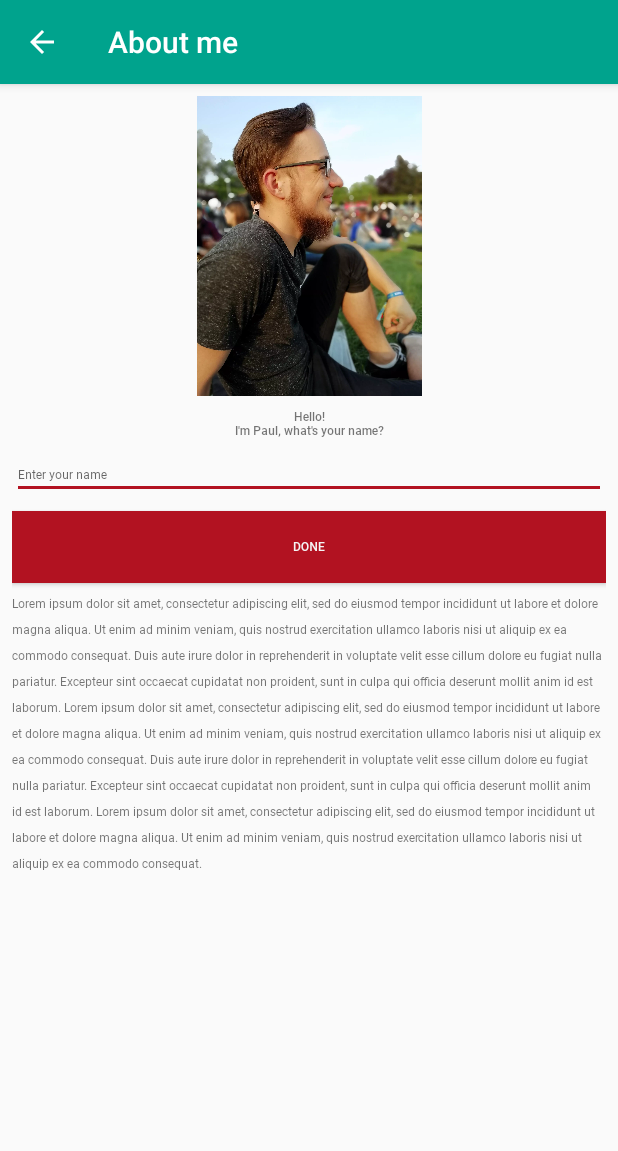
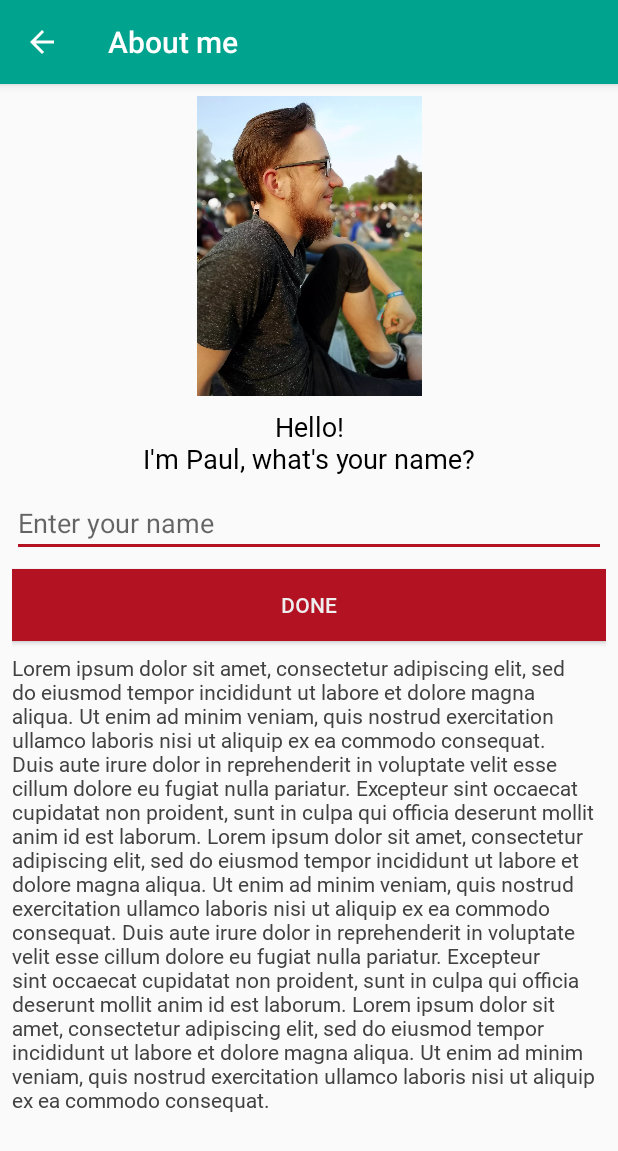
Before and after one commit to paweloot/bmi-app, an Android app: the screen it shows after launch (AboutActivity), in the options menu, after a tap on "About me", on a phone screen of 412 x 824 dp. Shown: the top 1151 px of the screen. Run offline under Robolectric (Android 15) with nearby library versions, the phone set to English and light mode, and no system bars.

Commit message:
Organise styles and colors

```diff
--- a/app/src/main/java/com/paweloot/bmi/MainActivity.kt
+++ b/app/src/main/java/com/paweloot/bmi/MainActivity.kt
@@ -10,15 +10,14 @@ import com.paweloot.bmi.BmiConstants.BMI_NORMAL_UPPER_BOUND
 import com.paweloot.bmi.BmiConstants.BMI_OBESE_UPPER_BOUND
 import com.paweloot.bmi.BmiConstants.BMI_OVERWEIGHT_UPPER_BOUND
 import com.paweloot.bmi.BmiConstants.BMI_UNDERWEIGHT_UPPER_BOUND
+import com.paweloot.bmi.BmiConstants.IMPERIAL_UNITS
+import com.paweloot.bmi.BmiConstants.METRIC_UNITS
 import com.paweloot.bmi.logic.BmiForKgCm
 import com.paweloot.bmi.logic.BmiForLbFtIn
 import kotlinx.android.synthetic.main.activity_main.*
 
 class MainActivity : AppCompatActivity() {
-    private val METRIC_UNITS = 0
-    private val IMPERIAL_UNITS = 1
-
-    var currentUnits = METRIC_UNITS
+    private var currentUnits = METRIC_UNITS
 
     override fun onCreate(savedInstanceState: Bundle?) {
         super.onCreate(savedInstanceState)
@@ -192,23 +191,23 @@ class MainActivity : AppCompatActivity() {
         when {
             bmi < BMI_UNDERWEIGHT_UPPER_BOUND -> {
                 categoryResource = R.string.bmi_main_underweight
-                resultColorResource = R.color.colorBmiUnderweight
+                resultColorResource = R.color.bmi_underweight
             }
             bmi < BMI_NORMAL_UPPER_BOUND -> {
                 categoryResource = R.string.bmi_main_normal
-                resultColorResource = R.color.colorBmiNormal
+                resultColorResource = R.color.bmi_normal
             }
             bmi < BMI_OVERWEIGHT_UPPER_BOUND -> {
                 categoryResource = R.string.bmi_main_overweight
-                resultColorResource = R.color.colorBmiOverweight
+                resultColorResource = R.color.bmi_overweight
             }
             bmi < BMI_OBESE_UPPER_BOUND -> {
                 categoryResource = R.string.bmi_main_obese
-                resultColorResource = R.color.colorBmiObese
+                resultColorResource = R.color.bmi_obese
             }
             else -> {
                 categoryResource = R.string.bmi_main_extremely_obese
-                resultColorResource = R.color.colorBmiExtremelyObese
+                resultColorResource = R.color.bmi_extremely_obese
             }
         }
 
--- a/app/src/main/res/layout/activity_about.xml
+++ b/app/src/main/res/layout/activity_about.xml
@@ -1,47 +1,59 @@
 <?xml version="1.0" encoding="utf-8"?>
 <ScrollView xmlns:android="http://schemas.android.com/apk/res/android"
-            xmlns:app="http://schemas.android.com/apk/res-auto" android:layout_width="match_parent"
-            android:layout_height="match_parent">
-
+            xmlns:app="http://schemas.android.com/apk/res-auto"
+            android:layout_width="match_parent"
+            android:layout_height="match_parent"
+>
 
     <LinearLayout
             android:orientation="vertical"
             android:layout_width="match_parent"
             android:layout_height="wrap_content"
-            android:layout_marginStart="@dimen/bmi_layout_margin_start_end"
-            android:layout_marginEnd="@dimen/bmi_layout_margin_start_end"
-            android:paddingBottom="@dimen/bmi_layout_padding_bottom" android:paddingTop="@dimen/bmi_layout_padding_top">
+            android:layout_marginStart="@dimen/bmi_spacing_small"
+            android:layout_marginEnd="@dimen/bmi_spacing_small"
+            android:paddingBottom="@dimen/bmi_spacing_small"
+            android:paddingTop="@dimen/bmi_spacing_small">
         <ImageView
+                android:id="@+id/paul_image"
                 android:layout_width="match_parent"
-                android:layout_height="200dp" app:srcCompat="@drawable/paul" android:id="@+id/paul_image"
-                android:contentDescription="@string/bmi_about_paul_img_description"/>
+                android:layout_height="200dp"
+                android:contentDescription="@string/bmi_about_paul_img_description"
+                app:srcCompat="@drawable/paul"
+        />
         <TextView
-                android:text="@string/bmi_about_hello_header"
-                android:layout_width="match_parent"
-                android:layout_height="wrap_content" android:id="@+id/header_text"
-                android:textAlignment="center" android:textSize="@dimen/bmi_header_text_size"
-                android:fontFamily="@font/roboto_medium" android:layout_marginTop="@dimen/layout_margin"/>
-        <EditText
+                android:id="@+id/header_text"
                 android:layout_width="match_parent"
                 android:layout_height="wrap_content"
+                android:layout_marginTop="@dimen/bmi_spacing_small"
+                android:textAlignment="center"
+                android:text="@string/bmi_about_hello_header"
+                style="@style/HeaderText"
+        />
+        <EditText
+                android:id="@+id/name_edit"
+                android:layout_width="match_parent"
+                android:layout_height="wrap_content"
+                android:layout_marginTop="@dimen/bmi_spacing_small"
                 android:inputType="textPersonName"
                 android:ems="10"
-                android:id="@+id/name_edit" android:hint="@string/bmi_about_enter_name_hint"
-                style="@style/Widget.AppCompat.EditText" android:fontFamily="@font/roboto"
-                android:layout_marginTop="@dimen/layout_margin"
-                android:textSize="@dimen/edit_text_size"/>
+                android:hint="@string/bmi_about_enter_name_hint"
+                android:textSize="@dimen/bmi_font_large"
+        />
         <Button
+                android:id="@+id/done_button"
+                android:layout_width="match_parent"
+                android:layout_height="wrap_content"
+                android:layout_marginTop="@dimen/bmi_spacing_small"
                 android:text="@string/bmi_about_done"
+                style="@style/Button"
+        />
+        <TextView
+                android:id="@+id/bio_text"
                 android:layout_width="match_parent"
-                android:layout_height="wrap_content" android:id="@+id/done_button"
-                android:fontFamily="@font/roboto_medium"
-                android:textSize="@dimen/bmi_button_text_size" android:background="@color/colorAccent"
-                style="@style/roboto_button" android:layout_marginTop="@dimen/layout_margin"/>
-        <TextView
+                android:layout_height="wrap_content"
+                android:layout_marginTop="@dimen/bmi_spacing_small"
                 android:text="@string/bmi_about_bio"
-                android:layout_width="match_parent"
-                android:layout_height="wrap_content" android:id="@+id/bio_text" android:textSize="@dimen/bmi_default_text_size"
-                android:lineSpacingExtra="@dimen/line_spacing_extra" android:fontFamily="@font/roboto"
-                android:layout_marginTop="@dimen/layout_margin"/>
+                style="@style/ContentText"
+        />
     </LinearLayout>
 </ScrollView>
--- a/app/src/main/res/values/colors.xml
+++ b/app/src/main/res/values/colors.xml
@@ -4,11 +4,15 @@
     <color name="colorPrimaryDark">#00866e</color>
     <color name="colorAccent">#b21221</color>
 
-    <color name="colorButtonText">#F5F5F5</color>
+    <color name="bmi_underweight">#26619C</color>
+    <color name="bmi_normal">#00A693</color>
+    <color name="bmi_overweight">#FF7120</color>
+    <color name="bmi_obese">#B80000</color>
+    <color name="bmi_extremely_obese">#C4008E</color>
 
-    <color name="colorBmiUnderweight">#26619C</color>
-    <color name="colorBmiNormal">#00A693</color>
-    <color name="colorBmiOverweight">#FF7120</color>
-    <color name="colorBmiObese">#B80000</color>
-    <color name="colorBmiExtremelyObese">#C4008E</color>
+    <!-- Grayscale -->
+    <color name="white">#ffffff</color>
+    <color name="light_gray">#eeeeee</color>
+    <color name="dark_gray">#424242</color>
+    <color name="black">#000000</color>
 </resources>
--- a/app/src/main/res/values/dimens.xml
+++ b/app/src/main/res/values/dimens.xml
@@ -23,7 +23,8 @@
 <!--    <dimen name="bmi_text_padding">8dp</dimen>-->
 
     <!-- Font sizes -->
-    <dimen name="bmi_font_huge">28sp</dimen>
+    <dimen name="bmi_font_huge">48sp</dimen>
+    <dimen name="bmi_font_larger">28sp</dimen>
     <dimen name="bmi_font_large">18sp</dimen>
     <dimen name="bmi_font_normal">14sp</dimen>
     <dimen name="bmi_font_small">12sp</dimen>
@@ -37,6 +38,6 @@
     <dimen name="bmi_main_img_height">250dp</dimen>
 
     <!-- Circular button size -->
-    <dimen name="bmi_circular_button_normal">48dp</dimen>
+    <dimen name="bmi_circular_button_normal">54dp</dimen>
 
 </resources>
--- a/app/src/main/res/values/strings.xml
+++ b/app/src/main/res/values/strings.xml
@@ -44,7 +44,7 @@
     </string>
     <string name="bmi_about_hello_header">Hello!\nI\'m Paul, what\'s your name?</string>
     <string name="bmi_about_enter_name_hint">Enter your name</string>
-    <string name="bmi_about_done">DONE</string>
+    <string name="bmi_about_done">Done</string>
 
     <string name="bmi_about_hello">Hello</string>
     <string name="bmi_about_mysterious_wanderer">Mysterious Wanderer</string>
--- a/app/src/main/res/values/styles.xml
+++ b/app/src/main/res/values/styles.xml
@@ -2,16 +2,34 @@
 
     <!-- Base application theme. -->
     <style name="AppTheme" parent="Theme.AppCompat.Light.DarkActionBar">
-        <!-- Customize your theme here. -->
         <item name="colorPrimary">@color/colorPrimary</item>
         <item name="colorPrimaryDark">@color/colorPrimaryDark</item>
         <item name="colorAccent">@color/colorAccent</item>
     </style>
-    <style name="roboto_button">
+
+    <style name="ContentText">
+        <item name="android:textSize">@dimen/bmi_font_normal</item>
+        <item name="android:textColor">@color/dark_gray</item>
+        <item name="android:fontFamily">@font/roboto</item>
+    </style>
+
+    <style name="SecondaryText">
+        <item name="android:textSize">@dimen/bmi_font_normal</item>
+        <item name="android:textColor">@color/dark_gray</item>
+        <item name="android:fontFamily">@font/roboto</item>
+    </style>
+
+    <style name="HeaderText">
+        <item name="android:textSize">@dimen/bmi_font_large</item>
+        <item name="android:textColor">@color/black</item>
+        <item name="android:fontFamily">@font/roboto</item>
+    </style>
+
+    <style name="Button">
+        <item name="android:textSize">@dimen/bmi_font_normal</item>
+        <item name="android:textColor">@color/light_gray</item>
+        <item name="android:fontFamily">@font/roboto_medium</item>
         <item name="android:background">@color/colorAccent</item>
-        <item name="android:textColor">@color/colorButtonText</item>
-        <item name="android:fontFamily">@font/roboto_medium</item>
-        <item name="android:textSize">@dimen/bmi_font_large</item>
     </style>
 
 </resources>
```
Also changed, not shown: app/src/main/res/layout/activity_info.xml (+32 -24 lines), app/src/main/res/layout/activity_main.xml (+11 -15 lines).
